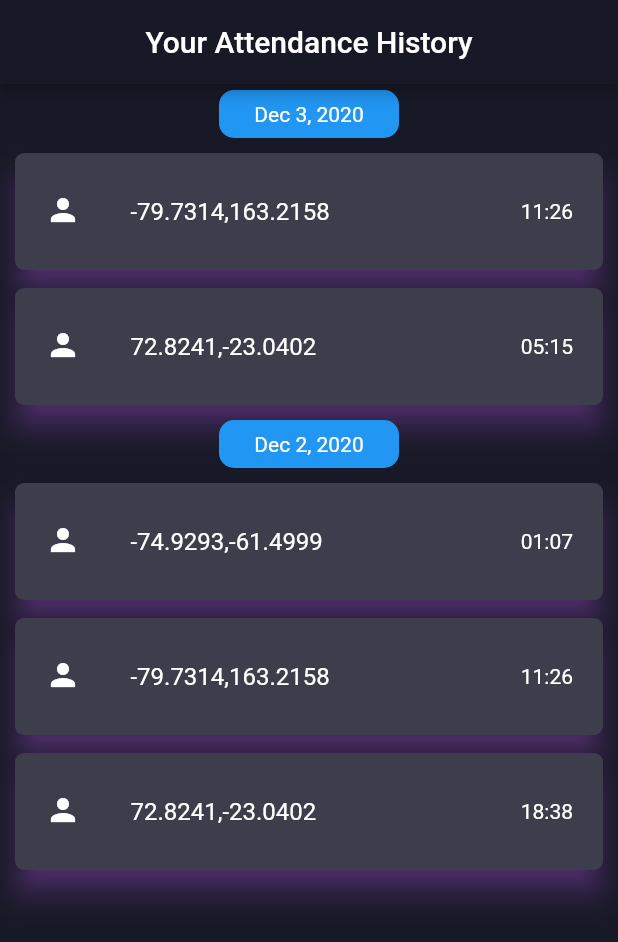
After one commit to ASVKVINAYAK/Trinetra, a Flutter app: the History screen opened directly, on a phone screen of 412 x 824 dp. The commit adds this screen. Shown: the top 942 px of the screen. Run offline on Flutter 3.47's test engine with Material 2 defaults, Android fonts, the phone set to English and light mode, and no system bars; our stand-ins replace auto_size_text, badges, charts_flutter, firebase_auth, firebase_core, firebase_messaging and 4 more; missing offline and left inert: geocoder, imei_plugin; accounts and stored records are empty; network calls fail.

Commit message:
added history

```diff
--- a/lib/helper/imei_helper.dart
+++ b/lib/helper/imei_helper.dart
@@ -30,8 +30,8 @@ class IMEIHelper {
 
     var digest = sha1.convert(bytes);
 
-    log("Digest as bytes: ${digest.bytes}");
-    log("Digest as hex string: $digest");
+    // log("Digest as bytes: ${digest.bytes}");
+    // log("Digest as hex string: $digest");
     return digest.toString();
   }
 }
--- /dev/null
+++ b/lib/models/day_attendance.dart
@@ -0,0 +1,63 @@
+// To parse this JSON data, do
+//
+//     final dayAttendence = dayAttendenceFromMap(jsonString);
+
+import 'package:meta/meta.dart';
+import 'dart:convert';
+
+class DayAttendence {
+  DayAttendence(
+      {@required this.dateTime,
+      @required this.attendence,
+      @required this.success});
+
+  final DateTime dateTime;
+  final List<Attendence> attendence;
+  final bool success;
+
+  factory DayAttendence.fromJson(String str) =>
+      DayAttendence.fromMap(json.decode(str));
+
+  String toJson() => json.encode(toMap());
+
+  factory DayAttendence.fromMap(Map<String, dynamic> json) => DayAttendence(
+      dateTime: DateTime.parse(json["dateTime"]),
+      attendence: List<Attendence>.from(
+          json["attendence"].map((x) => Attendence.fromMap(x))),
+      success: json['success']);
+
+  Map<String, dynamic> toMap() => {
+        "dateTime": dateTime.toIso8601String(),
+        "attendence": List<dynamic>.from(attendence.map((x) => x.toMap())),
+        "success": success,
+      };
+}
+
+class Attendence {
+  Attendence({
+    @required this.lat,
+    @required this.lon,
+    @required this.timestamp,
+  });
+
+  final String lat;
+  final String lon;
+  final DateTime timestamp;
+
+  factory Attendence.fromJson(String str) =>
+      Attendence.fromMap(json.decode(str));
+
+  String toJson() => json.encode(toMap());
+
+  factory Attendence.fromMap(Map<String, dynamic> json) => Attendence(
+        lat: json["lat"],
+        lon: json["lon"],
+        timestamp: DateTime.parse(json["timestamp"]),
+      );
+
+  Map<String, dynamic> toMap() => {
+        "lat": lat,
+        "lon": lon,
+        "timestamp": timestamp.toIso8601String(),
+      };
+}
--- /dev/null
+++ b/lib/screens/History/history.dart
@@ -0,0 +1,117 @@
+import 'package:flutter/material.dart';
+import 'package:intl/intl.dart';
+import 'package:trinetra/models/day_attendance.dart';
+import 'package:trinetra/widgets/GroupedList.dart';
+
+class History extends StatelessWidget {
+  const History({Key key}) : super(key: key);
+
+  @override
+  Widget build(BuildContext context) {
+    return Scaffold(
+      appBar: AppBar(
+          title: Text('Your Attendance History'),
+          centerTitle: true,
+          backgroundColor: Theme.of(context).backgroundColor),
+      body: FutureBuilder<List<DayAttendence>>(
+          future:
+              Future.value(data.map((e) => DayAttendence.fromMap(e)).toList()),
+          builder: (context, snapshot) {
+            if (!snapshot.hasData) return CircularProgressIndicator();
+            List<Attendence> _elements = [];
+            for (var item in snapshot.data) {
+              _elements.addAll(item.attendence);
+            }
+            return GroupedListView<Attendence, DateTime>(
+              elements: _elements,
+              itemBuilder: (context, element) {
+                return Container(
+                  width: MediaQuery.of(context).size.width * 0.9,
+                  child: Card(
+                    shape: RoundedRectangleBorder(
+                      borderRadius: BorderRadius.circular(6.0),
+                    ),
+                    elevation: 8.0,
+                    margin: const EdgeInsets.symmetric(
+                        horizontal: 10.0, vertical: 6.0),
+                    child: ListTile(
+                      contentPadding: const EdgeInsets.symmetric(
+                          horizontal: 20.0, vertical: 10.0),
+                      leading: Icon(Icons.person),
+                      title: Text(element.lat + ',' + element.lon),
+                      trailing: Text(DateFormat.Hm().format(element.timestamp)),
+                    ),
+                  ),
+                );
+              },
+              order: GroupedListOrder.DESC,
+              // reverse: true,
+              floatingHeader: true,
+              useStickyGroupSeparators: true,
+              groupBy: (Attendence element) => DateTime(element.timestamp.year,
+                  element.timestamp.month, element.timestamp.day),
+              groupHeaderBuilder: (Attendence element) => Container(
+                height: 40,
+                child: Align(
+                  child: Container(
+                    width: 120,
+                    decoration: BoxDecoration(
+                      color: Colors.blue,
+                      borderRadius:
+                          const BorderRadius.all(Radius.circular(10.0)),
+                    ),
+                    child: Padding(
+                      padding: const EdgeInsets.all(8.0),
+                      child: Text(
+                        '${DateFormat.yMMMd().format(element.timestamp)}',
+                        textAlign: TextAlign.center,
+                      ),
+                    ),
+                  ),
+                ),
+              ), // optional
+            );
+          }),
+    );
+  }
+}
+
+var data = [
+  {
+    "dateTime": "2020-12-02T18:38:04.074Z",
+    "attendence": [
+      {
+        "lat": "72.8241",
+        "lon": "-23.0402",
+        "timestamp": "2020-12-02T18:38:04.074Z"
+      },
+      {
+        "lat": "-79.7314",
+        "lon": "163.2158",
+        "timestamp": "2020-12-02T11:26:39.437Z"
+      },
+      {
+        "lat": "-74.9293",
+        "lon": "-61.4999",
+        "timestamp": "2020-12-02T01:07:51.219Z"
+      }
+    ],
+    "success": true,
+  },
+  {
+    "dateTime": "2020-12-03T18:38:04.074Z",
+    "attendence": [
+      {
+        "lat": "72.8241",
+        "lon": "-23.0402",
+        "timestamp": "2020-12-03T05:15:32.954Z"
+      },
+      {
+        "lat": "-79.7314",
+        "lon": "163.2158",
+        "timestamp": "2020-12-03T11:26:39.437Z"
+      },
+    ],
+    "success": false,
+  }
+];
--- a/lib/screens/HomePage.dart
+++ b/lib/screens/HomePage.dart
@@ -2,6 +2,7 @@ import 'package:flutter/material.dart';
 import 'package:fluttertoast/fluttertoast.dart';
 import 'package:trinetra/helper/localAuth_helper.dart';
 import 'package:trinetra/screens/Dashboard/dashboard.dart';
+import 'package:trinetra/screens/History/history.dart';
 import 'package:trinetra/widgets/BubbleBottomBar.dart';
 
 class HomePage extends StatefulWidget {
@@ -27,7 +28,7 @@ class _HomePageState extends State<HomePage> {
   Widget build(BuildContext context) {
     return SafeArea(
       child: Scaffold(
-        body: currentIndex == 0 ? Dashboard() : Material(child: Container()),
+        body: currentIndex == 0 ? Dashboard() : History(),
         floatingActionButton: FloatingActionButton(
           onPressed: () async {
             final isAuthenticated = await LocalAuthHelper.authenticate();
@@ -48,7 +49,7 @@ class _HomePageState extends State<HomePage> {
             Icons.add,
             color: Colors.white,
           ),
-          backgroundColor: Colors.indigo[400],
+          // backgroundColor: Colors.indigo[400],
           elevation: 0,
         ),
         floatingActionButtonLocation: FloatingActionButtonLocation.endDocked,
--- /dev/null
+++ b/lib/widgets/GroupedList.dart
@@ -0,0 +1,419 @@
+import 'dart:async';
+import 'dart:collection';
+import 'dart:math' as math;
+
+import 'package:flutter/gestures.dart';
+import 'package:flutter/widgets.dart';
+
+/// A groupable list of widgets similar to [ListView], execpt that the
+/// items can be sectioned into groups.
+///
+/// See [ListView.builder]
+class GroupedListView<T, E> extends StatefulWidget {
+  final Key key;
+
+  /// Items of which [itemBuilder] or [indexedItemBuilder] produce the list.
+  final List<T> elements;
+
+  /// Defines which elements are grouped together.
+  ///
+  /// Function is called for each element in the list, when equal for two
+  /// elements, those two belong to the same group.
+  final E Function(T element) groupBy;
+
+  /// Can be used to define a custom sorting for the groups.
+  ///
+  /// If not set groups will be sorted with their natural sorting order or their
+  /// specific [Comparable] implementation.
+  final int Function(E value1, E value2) groupComparator;
+
+  /// Can be used to define a custom sorting for the elements inside each group.
+  ///
+  /// If not set elements will be sorted with their natural sorting order or
+  /// their specific [Comparable] implementation.
+  final int Function(T element1, T element2) itemComparator;
+
+  /// Called to build group separators for each group.
+  /// Value is always the groupBy result from the first element of the group.
+  ///
+  /// Will be ignored if [groupHeaderBuilder] is used.
+  final Widget Function(E value) groupSeparatorBuilder;
+
+  /// Same as [groupSeparatorBuilder], will be called to build group separators
+  /// for each group.
+  /// The passed element is always the first element of the group.
+  ///
+  /// If defined [groupSeparatorBuilder] wont be used.
+  final Widget Function(T element) groupHeaderBuilder;
+
+  /// Called to build children for the list with
+  /// 0 <= element < elements.length.
+  final Widget Function(BuildContext context, T element) itemBuilder;
+
+  /// Called to build children for the list with
+  /// 0 <= element, index < elements.length
+  final Widget Function(BuildContext context, T element, int index)
+      indexedItemBuilder;
+
+  /// Whether the order of the list is ascending or descending.
+  ///
+  /// Defaults to ASC.
+  final GroupedListOrder order;
+
+  /// Whether the elements will be sorted or not. If not it must be done
+  ///  manually.
+  ///
+  /// Defauts to true.
+  final bool sort;
+
+  /// When set to true the group header of the current visible group will stick
+  ///  on top.
+  final bool useStickyGroupSeparators;
+
+  /// Called to build separators for between each item in the list.
+  final Widget separator;
+
+  /// Whether the group headers float over the list or occupy their own space.
+  final bool floatingHeader;
+
+  /// Background color of the sticky header.
+  /// Only used if [floatingHeader] is false.
+  final Color stickyHeaderBackgroundColor;
+
+  /// An object that can be used to control the position to which this scroll
+  /// view is scrolled.
+  ///
+  /// See [ScrollView.controller]
+  final ScrollController controller;
+
+  /// The axis along which the scroll view scrolls.
+  ///
+  /// Defaults to [Axis.vertical].
+  final Axis scrollDirection;
+
+  /// Whether this is the primary scroll view associated with the parent
+  /// [PrimaryScrollController].
+  ///
+  /// See [ScrollView.primary]
+  final bool primary;
+
+  /// How the scroll view should respond to user input.
+  ///
+  /// See [ScrollView.physics].
+  final ScrollPhysics physics;
+
+  /// Whether the extent of the scroll view in the [scrollDirection] should be
+  /// determined by the contents being viewed.
+  ///
+  /// See [ScrollView.shrinkWrap]
+  final bool shrinkWrap;
+
+  /// The amount of space by which to inset the children.
+  final EdgeInsetsGeometry padding;
+
+  /// Whether the view scrolls in the reading direction.
+  ///
+  /// Defaults to false.
+  ///
+  /// See [ScrollView.reverse].
+  final bool reverse;
+
+  /// Whether to wrap each child in an [AutomaticKeepAlive].
+  ///
+  /// See [SliverChildBuilderDelegate.addAutomaticKeepAlives].
+  final bool addAutomaticKeepAlives;
+
+  /// Whether to wrap each child in a [RepaintBoundary].
+  ///
+  /// See [SliverChildBuilderDelegate.addRepaintBoundaries].
+  final bool addRepaintBoundaries;
+
+  /// Whether to wrap each child in an [IndexedSemantics].
+  ///
+  /// See [SliverChildBuilderDelegate.addSemanticIndexes].
+  final bool addSemanticIndexes;
+
+  /// Creates a scrollable, linear array of widgets that are created on demand.
+  ///
+  /// See [ScrollView.cacheExtent]
+  final double cacheExtent;
+
+  /// {@macro flutter.widgets.Clip}
+  ///
+  /// Defaults to [Clip.hardEdge].
+  final Clip clipBehavior;
+
+  /// {@macro flutter.widgets.scrollable.dragStartBehavior}
+  final DragStartBehavior dragStartBehavior;
+
+  /// [ScrollViewKeyboardDismissBehavior] the defines how this [ScrollView] will
+  /// dismiss the keyboard automatically.
+  final ScrollViewKeyboardDismissBehavior keyboardDismissBehavior;
+
+  /// {@macro flutter.widgets.scrollable.restorationId}
+  final String restorationId;
+
+  /// The number of children that will contribute semantic information.
+  ///
+  /// Some subtypes of [ScrollView] can infer this value automatically. For
+  /// example [ListView] will use the number of widgets in the child list,
+  /// while the [ListView.separated] constructor will use half that amount.
+  ///
+  /// For [CustomScrollView] and other types which do not receive a builder
+  /// or list of widgets, the child count must be explicitly provided. If the
+  /// number is unknown or unbounded this should be left unset or set to null.
+  ///
+  /// See also:
+  ///
+  ///  * [SemanticsConfiguration.scrollChildCount], the corresponding semantics property.
+  final int semanticChildCount;
+
+  /// If non-null, forces the children to have the given extent in the scroll
+  /// direction.
+  ///
+  /// Specifying an [itemExtent] is more efficient than letting the children
+  /// determine their own extent because the scrolling machinery can make use of
+  /// the foreknowledge of the children's extent to save work, for example when
+  /// the scroll position changes drastically.
+  final double itemExtent;
+
+  /// Creates a [GroupedListView]
+  GroupedListView({
+    @required this.elements,
+    @required this.groupBy,
+    this.groupComparator,
+    this.groupSeparatorBuilder,
+    this.groupHeaderBuilder,
+    this.itemBuilder,
+    this.indexedItemBuilder,
+    this.itemComparator,
+    this.order = GroupedListOrder.ASC,
+    this.sort = true,
+    this.useStickyGroupSeparators = false,
+    this.separator = const SizedBox.shrink(),
+    this.floatingHeader = false,
+    this.stickyHeaderBackgroundColor = const Color(0xffF7F7F7),
+    this.key,
+    this.scrollDirection = Axis.vertical,
+    this.controller,
+    this.primary,
+    this.physics,
+    this.shrinkWrap = false,
+    this.padding,
+    this.reverse = false,
+    this.addAutomaticKeepAlives = true,
+    this.addRepaintBoundaries = true,
+    this.addSemanticIndexes = true,
+    this.cacheExtent,
+    this.clipBehavior = Clip.hardEdge,
+    this.keyboardDismissBehavior = ScrollViewKeyboardDismissBehavior.manual,
+    this.dragStartBehavior = DragStartBehavior.start,
+    this.restorationId,
+    this.semanticChildCount,
+    this.itemExtent,
+  })  : assert(itemBuilder != null || indexedItemBuilder != null),
+        assert(groupSeparatorBuilder != null || groupHeaderBuilder != null),
+        super(key: key);
+
+  @override
+  State<StatefulWidget> createState() => _GroupedListViewState<T, E>();
+}
+
+class _GroupedListViewState<T, E> extends State<GroupedListView<T, E>> {
+  StreamController<int> _streamController = StreamController<int>();
+  ScrollController _controller;
+  Map<String, GlobalKey> _keys = LinkedHashMap<String, GlobalKey>();
+  GlobalKey _groupHeaderKey;
+  List<T> _sortedElements = [];
+  GlobalKey _key = GlobalKey();
+  int _topElementIndex = 0;
+  RenderBox _headerBox;
+  RenderBox _listBox;
+
+  @override
+  void initState() {
+    _controller = widget.controller ?? ScrollController();
+    if (widget.useStickyGroupSeparators) {
+      _controller.addListener(_scrollListener);
+    }
+    super.initState();
+  }
+
+  @override
+  void dispose() {
+    if (widget.useStickyGroupSeparators) {
+      _controller.removeListener(_scrollListener);
+    }
+    if (widget.controller == null) {
+      _controller.dispose();
+    }
+    _streamController.close();
+    super.dispose();
+  }
+
+  @override
+  Widget build(BuildContext context) {
+    this._sortedElements = _sortElements();
+    var hiddenIndex = widget.reverse ? _sortedElements.length * 2 - 1 : 0;
+    var _isSeparator =
+        widget.reverse ? (int i) => i.isOdd : (int i) => i.isEven;
+
+    if (widget.reverse) {
+      WidgetsBinding.instance.addPostFrameCallback((_) {
+        _scrollListener();
+      });
+    }
+
+    return Stack(
+      key: _key,
+      alignment: Alignment.topCenter,
+      children: <Widget>[
+        ListView.builder(
+          key: widget.key,
+          scrollDirection: widget.scrollDirection,
+          controller: _controller,
+          primary: widget.primary,
+          physics: widget.physics,
+          shrinkWrap: widget.shrinkWrap,
+          padding: widget.padding,
+          reverse: widget.reverse,
+          clipBehavior: widget.clipBehavior,
+          dragStartBehavior: widget.dragStartBehavior,
+          itemExtent: widget.itemExtent,
+          restorationId: widget.restorationId,
+          keyboardDismissBehavior: widget.keyboardDismissBehavior,
+          semanticChildCount: widget.semanticChildCount,
+          itemCount: _sortedElements.length * 2,
+          addAutomaticKeepAlives: widget.addAutomaticKeepAlives,
+          addRepaintBoundaries: widget.addRepaintBoundaries,
+          addSemanticIndexes: widget.addSemanticIndexes,
+          cacheExtent: widget.cacheExtent,
+          itemBuilder: (context, index) {
+            int actualIndex = index ~/ 2;
+            if (index == hiddenIndex) {
+              return Opacity(
+                opacity: widget.useStickyGroupSeparators ? 0 : 1,
+                child: _buildGroupSeparator(_sortedElements[actualIndex]),
+              );
+            }
+            if (_isSeparator(index)) {
+              E curr = widget.groupBy(_sortedElements[actualIndex]);
+              E prev = widget.groupBy(
+                  _sortedElements[actualIndex + (widget.reverse ? 1 : -1)]);
+              if (prev != curr) {
+                return _buildGroupSeparator(_sortedElements[actualIndex]);
+              }
+              return widget.separator;
+            }
+            return _buildItem(context, actualIndex);
+          },
+        ),
+        StreamBuilder<int>(
+          stream: _streamController.stream,
+          initialData: _topElementIndex,
+          builder: (context, snapshot) => _showFixedGroupHeader(snapshot.data),
+        ),
+      ],
+    );
+  }
+
+  Container _buildItem(context, int actualIndex) {
+    GlobalKey key = GlobalKey();
+    _keys['$actualIndex'] = key;
+    return Container(
+        key: key,
+        child: widget.indexedItemBuilder == null
+            ? widget.itemBuilder(context, _sortedElements[actualIndex])
+            : widget.indexedItemBuilder(
+                context, _sortedElements[actualIndex], actualIndex));
+  }
+
+  _scrollListener() {
+    _listBox ??= _key?.currentContext?.findRenderObject();
+    double listPos = _listBox?.localToGlobal(Offset.zero)?.dy ?? 0;
+    _headerBox ??= _groupHeaderKey?.currentContext?.findRenderObject();
+    double headerHeight = _headerBox?.size?.height ?? 0;
+    double max = double.negativeInfinity;
+    String topItemKey = widget.reverse ? '${_sortedElements.length - 1}' : '0';
+    for (var entry in _keys.entries) {
+      var key = entry.value;
+      if (_isListItemRendered(key)) {
+        RenderBox itemBox = key.currentContext.findRenderObject();
+        // position of the item's top border inside the list view
+        double y = itemBox.localToGlobal(Offset(0, -listPos - headerHeight)).dy;
+        if (y <= headerHeight && y > max) {
+          topItemKey = entry.key;
+          max = y;
+        }
+      }
+    }
+    var index = math.max(int.parse(topItemKey), 0);
+    if (index != _topElementIndex) {
+      E curr = widget.groupBy(_sortedElements[index]);
+      E prev = widget.groupBy(_sortedElements[_topElementIndex]);
+      if (prev != curr) {
+        _topElementIndex = index;
+        _streamController.add(_topElementIndex);
+      }
+    }
+  }
+
+  List<T> _sortElements() {
+    List<T> elements = widget.elements;
+    if (widget.sort && elements.isNotEmpty) {
+      elements.sort((e1, e2) {
+        var compareResult;
+        // compare groups
+        if (widget.groupComparator != null) {
+          compareResult =
+              widget.groupComparator(widget.groupBy(e1), widget.groupBy(e2));
+        } else if (widget.groupBy(e1) is Comparable) {
+          compareResult = (widget.groupBy(e1) as Comparable)
+              .compareTo(widget.groupBy(e2) as Comparable);
+        }
+        // compare elements inside group
+        if ((compareResult == null || compareResult == 0)) {
+          if (widget.itemComparator != null) {
+            compareResult = widget.itemComparator(e1, e2);
+          } else if (e1 is Comparable) {
+            compareResult = e1.compareTo(e2);
+          }
+        }
+        return compareResult;
+      });
+      if (widget.order == GroupedListOrder.DESC) {
+        elements = elements.reversed.toList();
+      }
+    }
+    return elements;
+  }
+
+  Widget _showFixedGroupHeader(int topElementIndex) {
+    _groupHeaderKey = GlobalKey();
+    if (widget.useStickyGroupSeparators && widget.elements.length > 0) {
+      return Container(
+        key: _groupHeaderKey,
+        color:
+            widget.floatingHeader ? null : widget.stickyHeaderBackgroundColor,
+        width: widget.floatingHeader ? null : MediaQuery.of(context).size.width,
+        child: _buildGroupSeparator(_sortedElements[topElementIndex]),
+      );
+    }
+    return Container();
+  }
+
+  bool _isListItemRendered(GlobalKey<State<StatefulWidget>> key) {
+    return key.currentContext != null &&
+        key.currentContext.findRenderObject() != null;
+  }
+
+  Widget _buildGroupSeparator(T element) {
+    if (widget.groupHeaderBuilder == null) {
+      return widget.groupSeparatorBuilder(widget.groupBy(element));
+    }
+    return widget.groupHeaderBuilder(element);
+  }
+}
+
+/// Used to define the order of a [GroupedListView].
+enum GroupedListOrder { ASC, DESC }
--- a/pubspec.yaml
+++ b/pubspec.yaml
@@ -29,6 +29,7 @@ dependencies:
   geolocator: ^7.0.1
   google_fonts: ^2.0.0
   imei_plugin: ^1.2.0
+  intl: any
   local_auth: ^1.1.0
   shared_preferences: ^2.0.0
 
```
Also changed, not shown: pubspec.lock.
